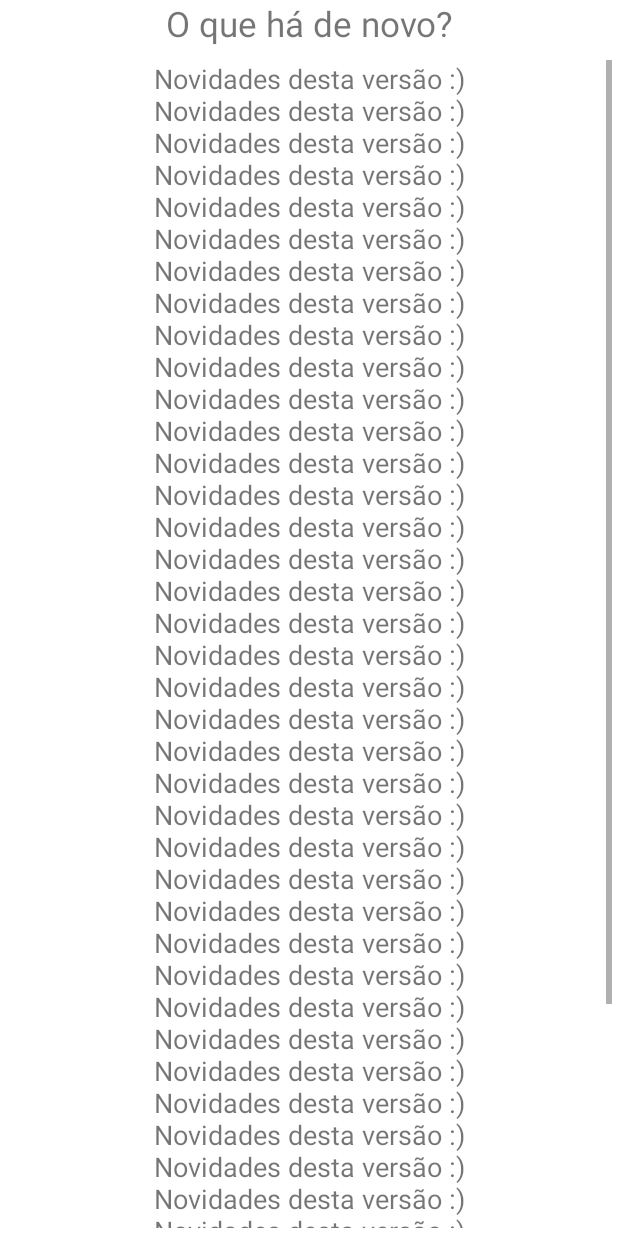
After one commit to luizcarvalho/droido, an Android app: the layout news.xml on its own in the app's theme, with its tools: preview values and no code run, on a phone screen of 412 x 824 dp. The commit adds this screen. Run offline under Robolectric (Android 15) with nearby library versions, the phone set to English and light mode, and no system bars.

Commit message:
Adicionando tela de novidades

```diff
--- a/droido.torpedos/src/main/AndroidManifest.xml
+++ b/droido.torpedos/src/main/AndroidManifest.xml
@@ -3,6 +3,8 @@
     package="br.com.redrails.torpedos"
     android:versionCode="1"
     android:versionName="1.0" >
+    <uses-permission
+        android:name="com.android.launcher.permission.INSTALL_SHORTCUT" />
 
     <uses-sdk
         android:minSdkVersion="7"
@@ -18,7 +20,7 @@
             android:label="@string/app_name" >
             <intent-filter>
                 <action android:name="android.intent.action.MAIN" />
-
+                <action android:name="android.intent.action.CREATE_SHORTCUT" />
                 <category android:name="android.intent.category.LAUNCHER" />
             </intent-filter>
             <meta-data android:name="android.app.searchable"
--- /dev/null
+++ b/droido.torpedos/src/main/res/layout/news.xml
@@ -0,0 +1,33 @@
+<RelativeLayout xmlns:android="http://schemas.android.com/apk/res/android"
+    android:orientation="vertical"
+    android:layout_width="fill_parent"
+    android:layout_height="fill_parent"
+    android:background="@android:color/white">
+
+    <TextView
+        android:id="@+id/novidade_titulo"
+        android:layout_width="fill_parent"
+        android:layout_height="wrap_content"
+        android:text="@string/novidades_titulo"
+        android:textSize="23sp"
+        android:gravity="center"
+        android:layout_alignParentTop="true"
+       />
+
+    <TextView
+        android:id="@+id/novidade_texto"
+        android:text="@string/novidades"
+        android:layout_width="match_parent"
+        android:layout_height="wrap_content"
+        android:layout_marginTop="40dp"
+        android:layout_marginLeft="4dp"
+        android:layout_marginRight="4dp"
+        android:paddingBottom="5dp"
+        android:textSize="18dp"
+        android:gravity="center"
+        android:layout_alignParentTop="true"
+        android:scrollbars="vertical"
+
+        />
+
+</RelativeLayout>
--- a/droido.torpedos/src/main/res/values/strings.xml
+++ b/droido.torpedos/src/main/res/values/strings.xml
@@ -44,6 +44,9 @@
     <string name="send_to">Enviar para...</string>
     <string name="success_clipboarded">Sua mensagem foi copiada para área de transferêcia caso queira cola-la em algum lugar :)</string>
     <string name="mensagem_btn_fav">Favoritar</string>
+    <string name="novidades_titulo">O que há de novo?</string>
+    <string name="novidades">Novidades desta versão :)\nNovidades desta versão :)\nNovidades desta versão :)\nNovidades desta versão :)\nNovidades desta versão :)\nNovidades desta versão :)\nNovidades desta versão :)\nNovidades desta versão :)\nNovidades desta versão :)\nNovidades desta versão :)\nNovidades desta versão :)\nNovidades desta versão :)\nNovidades desta versão :)\nNovidades desta versão :)\nNovidades desta versão :)\nNovidades desta versão :)\nNovidades desta versão :)\nNovidades desta versão :)\nNovidades desta versão :)\nNovidades desta versão :)\nNovidades desta versão :)\nNovidades desta versão :)\nNovidades desta versão :)\nNovidades desta versão :)\nNovidades desta versão :)\nNovidades desta versão :)\nNovidades desta versão :)\nNovidades desta versão :)\nNovidades desta versão :)\nNovidades desta versão :)\nNovidades desta versão :)\nNovidades desta versão :)\nNovidades desta versão :)\nNovidades desta versão :)\nNovidades desta versão :)\nNovidades desta versão :)\nNovidades desta versão :)\nNovidades desta versão :)\nNovidades desta versão :)\nNovidades desta versão :)\nNovidades desta versão :)\nNovidades desta versão :)\nNovidades desta versão :)\nNovidades desta versão :)\nNovidades desta versão :)</string>
+    <string name="novidade_dismiss">Legal!</string>
 
 
 </resources>
```
Also changed, not shown: droido.torpedos/src/main/java/br/com/redrails/torpedos/MainActivity.java (+65 -1 lines).
